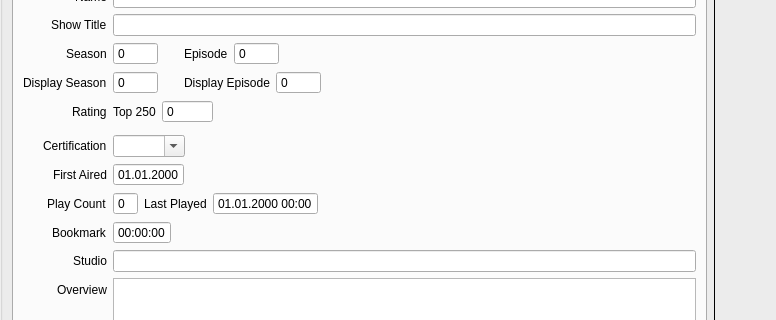
Old version of the form src/ui/tv_show/TvShowWidgetEpisode.ui in the repository Komet/MediaElch; both pictures show x 0 to 776 and y 208 to 528 of the 924 by 810 pixel window.
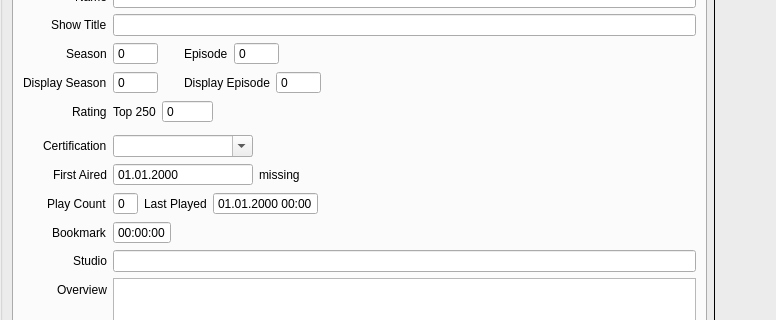
New version of the form. Icons and pictures are not drawn. Custom widgets are drawn as their Qt base class.

Commit message:
fix(UI): Add "missing" label to "first aired" field if it is the default
For TV shows and episodes, add a marker "missing" to indicate that the
"first aired" date is missing.  Qt does not have a good way to mark the
QDateWidget "invalid".  It requires a date that it can show.

And the defaults are awful: 2000-01-01 is the default.
We simply show the _current_ date with a label "missing" in case the
date is invalid.

```diff
--- a/src/ui/tv_show/TvShowWidgetEpisode.ui
+++ b/src/ui/tv_show/TvShowWidgetEpisode.ui
@@ -515,6 +515,12 @@
             </item>
             <item row="7" column="1">
              <widget class="QComboBox" name="certification">
+              <property name="minimumSize">
+               <size>
+                <width>140</width>
+                <height>0</height>
+               </size>
+              </property>
               <property name="editable">
                <bool>true</bool>
               </property>
@@ -530,16 +536,6 @@
               </property>
              </widget>
             </item>
-            <item row="8" column="1">
-             <widget class="QDateEdit" name="firstAired">
-              <property name="buttonSymbols">
-               <enum>QAbstractSpinBox::NoButtons</enum>
-              </property>
-              <property name="displayFormat">
-               <string>dd.MM.yyyy</string>
-              </property>
-             </widget>
-            </item>
             <item row="9" column="0">
              <widget class="QLabel" name="lblPlayCount">
               <property name="text">
@@ -612,6 +608,52 @@
             <item row="12" column="1">
              <widget class="QTextEdit" name="overview"/>
             </item>
+            <item row="8" column="1">
+             <layout class="QHBoxLayout" name="layoutFirstAired" stretch="0,0,1">
+              <item>
+               <widget class="QDateEdit" name="firstAired">
+                <property name="sizePolicy">
+                 <sizepolicy hsizetype="Expanding" vsizetype="Fixed">
+                  <horstretch>0</horstretch>
+                  <verstretch>0</verstretch>
+                 </sizepolicy>
+                </property>
+                <property name="minimumSize">
+                 <size>
+                  <width>140</width>
+                  <height>0</height>
+                 </size>
+                </property>
+                <property name="buttonSymbols">
+                 <enum>QAbstractSpinBox::NoButtons</enum>
+                </property>
+                <property name="displayFormat">
+                 <string>dd.MM.yyyy</string>
+                </property>
+               </widget>
+              </item>
+              <item>
+               <widget class="QLabel" name="lblMissingFirstAired">
+                <property name="text">
+                 <string>missing</string>
+                </property>
+               </widget>
+              </item>
+              <item>
+               <spacer name="horizontalSpacer_15">
+                <property name="orientation">
+                 <enum>Qt::Horizontal</enum>
+                </property>
+                <property name="sizeHint" stdset="0">
+                 <size>
+                  <width>40</width>
+                  <height>20</height>
+                 </size>
+                </property>
+               </spacer>
+              </item>
+             </layout>
+            </item>
            </layout>
           </item>
          </layout>
```
The commit also changes 4 other files.
